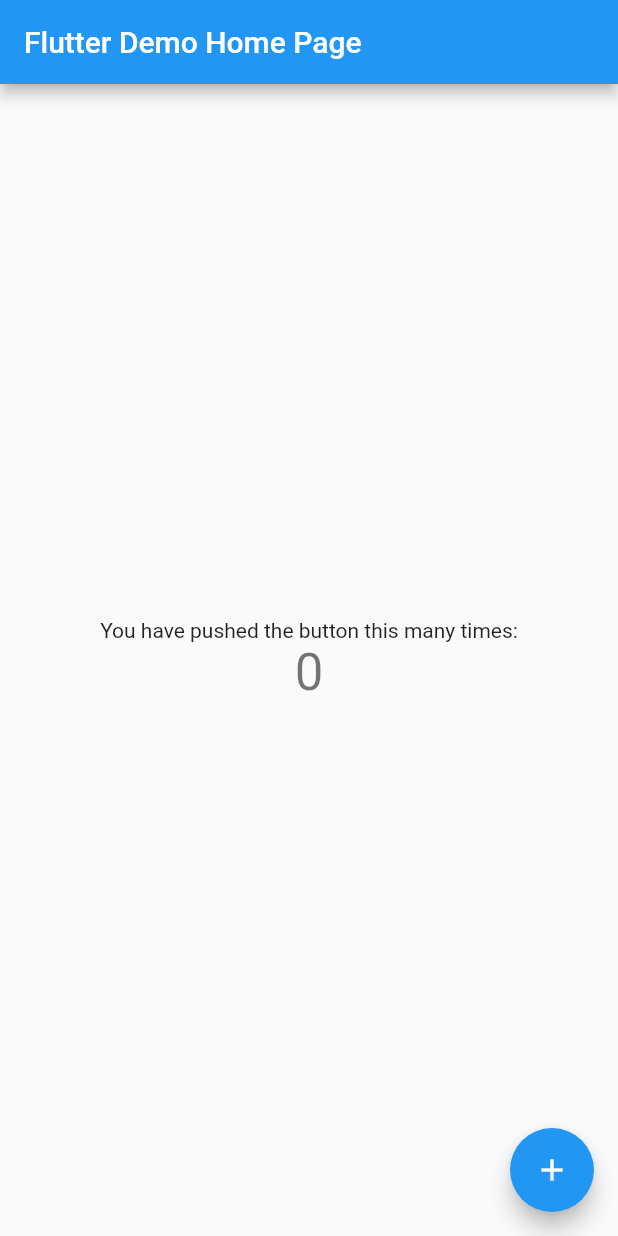
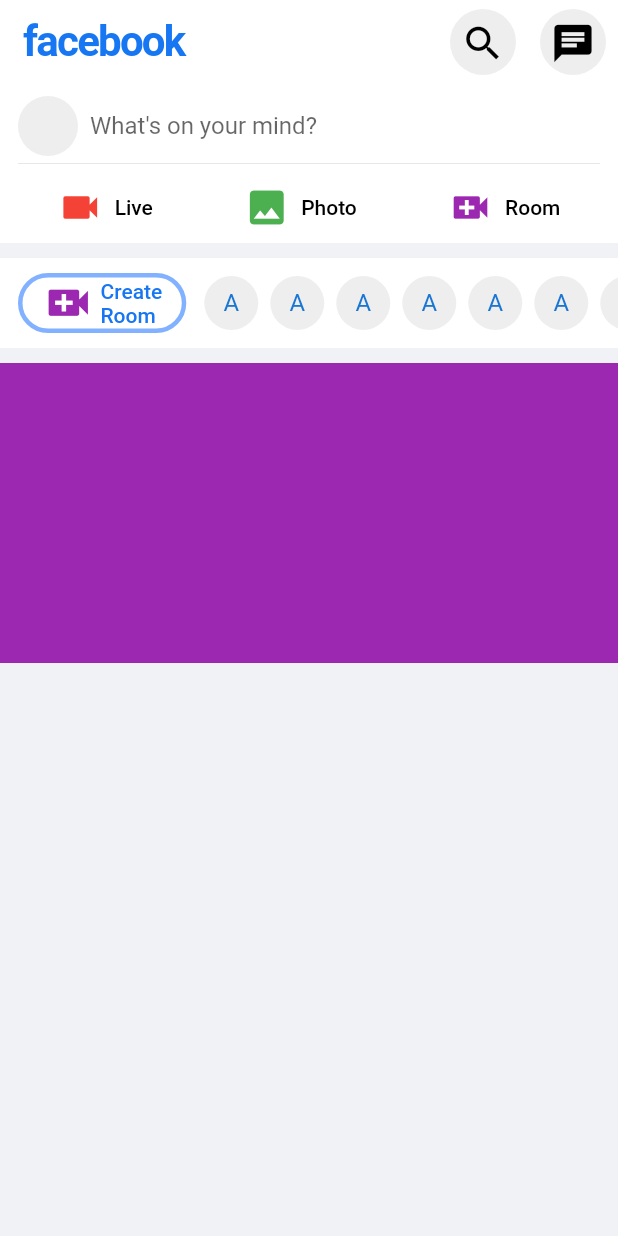
Before and after one commit to nithiwatter/Flutter_Playground, a Flutter app: the screen it shows after launch, on a phone screen of 412 x 824 dp. Run offline on Flutter 3.47's test engine with Material 2 defaults, Android fonts, the phone set to English and light mode, and no system bars.

Commit message:
playing around with ui

```diff
--- /dev/null
+++ b/lib/config/palette.dart
@@ -0,0 +1,20 @@
+import 'package:flutter/material.dart';
+
+class Palette {
+  // const means these are compile-time variables
+  static const Color scaffold = Color(0xFFF0F2F5);
+
+  static const Color facebookBlue = Color(0xFF1777F2);
+
+  static const LinearGradient createRoomGradient = LinearGradient(
+    colors: [Color(0xFF496AE1), Color(0xFFCE48B1)],
+  );
+
+  static const Color online = Color(0xFF4BCB1F);
+
+  static const LinearGradient storyGradient = LinearGradient(
+    begin: Alignment.topCenter,
+    end: Alignment.bottomCenter,
+    colors: [Colors.transparent, Colors.black26],
+  );
+}
--- a/lib/main.dart
+++ b/lib/main.dart
@@ -1,4 +1,6 @@
 import 'package:flutter/material.dart';
+import 'package:Flutter_Playground/config/palette.dart';
+import 'package:Flutter_Playground/screens/screens.dart';
 
 void main() {
   runApp(MyApp());
@@ -9,109 +11,13 @@ class MyApp extends StatelessWidget {
   @override
   Widget build(BuildContext context) {
     return MaterialApp(
-      title: 'Flutter Demo',
+      title: 'Flutter Facebook UI',
+      debugShowCheckedModeBanner: false,
       theme: ThemeData(
-        // This is the theme of your application.
-        //
-        // Try running your application with "flutter run". You'll see the
-        // application has a blue toolbar. Then, without quitting the app, try
-        // changing the primarySwatch below to Colors.green and then invoke
-        // "hot reload" (press "r" in the console where you ran "flutter run",
-        // or simply save your changes to "hot reload" in a Flutter IDE).
-        // Notice that the counter didn't reset back to zero; the application
-        // is not restarted.
-        primarySwatch: Colors.blue,
-        // This makes the visual density adapt to the platform that you run
-        // the app on. For desktop platforms, the controls will be smaller and
-        // closer together (more dense) than on mobile platforms.
-        visualDensity: VisualDensity.adaptivePlatformDensity,
-      ),
-      home: MyHomePage(title: 'Flutter Demo Home Page'),
+          primarySwatch: Colors.blue,
+          visualDensity: VisualDensity.adaptivePlatformDensity,
+          scaffoldBackgroundColor: Palette.scaffold),
+      home: HomeScreen(),
     );
   }
 }
-
-class MyHomePage extends StatefulWidget {
-  MyHomePage({Key key, this.title}) : super(key: key);
-
-  // This widget is the home page of your application. It is stateful, meaning
-  // that it has a State object (defined below) that contains fields that affect
-  // how it looks.
-
-  // This class is the configuration for the state. It holds the values (in this
-  // case the title) provided by the parent (in this case the App widget) and
-  // used by the build method of the State. Fields in a Widget subclass are
-  // always marked "final".
-
-  final String title;
-
-  @override
-  _MyHomePageState createState() => _MyHomePageState();
-}
-
-class _MyHomePageState extends State<MyHomePage> {
-  int _counter = 0;
-
-  void _incrementCounter() {
-    setState(() {
-      // This call to setState tells the Flutter framework that something has
-      // changed in this State, which causes it to rerun the build method below
-      // so that the display can reflect the updated values. If we changed
-      // _counter without calling setState(), then the build method would not be
-      // called again, and so nothing would appear to happen.
-      _counter++;
-    });
-  }
-
-  @override
-  Widget build(BuildContext context) {
-    // This method is rerun every time setState is called, for instance as done
-    // by the _incrementCounter method above.
-    //
-    // The Flutter framework has been optimized to make rerunning build methods
-    // fast, so that you can just rebuild anything that needs updating rather
-    // than having to individually change instances of widgets.
-    return Scaffold(
-      appBar: AppBar(
-        // Here we take the value from the MyHomePage object that was created by
-        // the App.build method, and use it to set our appbar title.
-        title: Text(widget.title),
-      ),
-      body: Center(
-        // Center is a layout widget. It takes a single child and positions it
-        // in the middle of the parent.
-        child: Column(
-          // Column is also a layout widget. It takes a list of children and
-          // arranges them vertically. By default, it sizes itself to fit its
-          // children horizontally, and tries to be as tall as its parent.
-          //
-          // Invoke "debug painting" (press "p" in the console, choose the
-          // "Toggle Debug Paint" action from the Flutter Inspector in Android
-          // Studio, or the "Toggle Debug Paint" command in Visual Studio Code)
-          // to see the wireframe for each widget.
-          //
-          // Column has various properties to control how it sizes itself and
-          // how it positions its children. Here we use mainAxisAlignment to
-          // center the children vertically; the main axis here is the vertical
-          // axis because Columns are vertical (the cross axis would be
-          // horizontal).
-          mainAxisAlignment: MainAxisAlignment.center,
-          children: <Widget>[
-            Text(
-              'You have pushed the button this many times:',
-            ),
-            Text(
-              '$_counter',
-              style: Theme.of(context).textTheme.headline4,
-            ),
-          ],
-        ),
-      ),
-      floatingActionButton: FloatingActionButton(
-        onPressed: _incrementCounter,
-        tooltip: 'Increment',
-        child: Icon(Icons.add),
-      ), // This trailing comma makes auto-formatting nicer for build methods.
-    );
-  }
-}
--- /dev/null
+++ b/lib/screens/home_screen.dart
@@ -0,0 +1,54 @@
+import 'package:flutter/material.dart';
+import 'package:Flutter_Playground/config/palette.dart';
+import 'package:Flutter_Playground/widgets/widgets.dart';
+
+class HomeScreen extends StatelessWidget {
+  @override
+  Widget build(BuildContext context) {
+    return Scaffold(
+      body: CustomScrollView(
+        slivers: [
+          SliverAppBar(
+            brightness: Brightness.light,
+            backgroundColor: Colors.white,
+            title: Text(
+              'facebook',
+              style: const TextStyle(
+                  color: Palette.facebookBlue,
+                  fontSize: 28,
+                  fontWeight: FontWeight.bold,
+                  letterSpacing: -1.2),
+            ),
+            centerTitle: false,
+            floating: true,
+            actions: [
+              CircleButton(
+                  icon: Icons.search,
+                  iconSize: 30,
+                  onPressed: () => print('search')),
+              CircleButton(
+                  icon: Icons.chat,
+                  iconSize: 30,
+                  onPressed: () => print('message'))
+            ],
+          ),
+          SliverToBoxAdapter(
+            child: CreatePostContainer(),
+          ),
+          SliverPadding(
+            padding: const EdgeInsets.fromLTRB(0, 10, 0, 5),
+            sliver: SliverToBoxAdapter(
+              child: Rooms(),
+            ),
+          ),
+          SliverPadding(
+            padding: const EdgeInsets.fromLTRB(0, 5, 0, 5),
+            sliver: SliverToBoxAdapter(
+              child: Stories(),
+            ),
+          ),
+        ],
+      ),
+    );
+  }
+}
--- /dev/null
+++ b/lib/screens/screens.dart
@@ -0,0 +1 @@
+export 'home_screen.dart';
--- /dev/null
+++ b/lib/widgets/circle_button.dart
@@ -0,0 +1,29 @@
+import 'package:flutter/material.dart';
+
+class CircleButton extends StatelessWidget {
+  final IconData icon;
+  final double iconSize;
+  final Function onPressed;
+
+  const CircleButton(
+      {Key key,
+      @required this.icon,
+      @required this.iconSize,
+      @required this.onPressed})
+      : super(key: key);
+
+  @override
+  Widget build(BuildContext context) {
+    return Container(
+      margin: const EdgeInsets.all(6),
+      decoration:
+          BoxDecoration(color: Colors.grey[200], shape: BoxShape.circle),
+      child: IconButton(
+        icon: Icon(icon),
+        iconSize: iconSize,
+        color: Colors.black,
+        onPressed: onPressed,
+      ),
+    );
+  }
+}
--- /dev/null
+++ b/lib/widgets/create_post_container.dart
@@ -0,0 +1,57 @@
+import 'package:flutter/material.dart';
+
+class CreatePostContainer extends StatelessWidget {
+  @override
+  Widget build(BuildContext context) {
+    return Container(
+      padding: const EdgeInsets.fromLTRB(12, 8, 12, 0),
+      color: Colors.white,
+      child: Column(
+        children: [
+          Row(
+            children: [
+              CircleAvatar(
+                radius: 20,
+                backgroundColor: Colors.grey[200],
+              ),
+              const SizedBox(width: 8),
+              Expanded(
+                  child: TextField(
+                decoration: InputDecoration.collapsed(
+                    hintText: 'What\'s on your mind?'),
+              ))
+            ],
+          ),
+          const Divider(
+            height: 10,
+            thickness: 0.5,
+          ),
+          Row(
+            mainAxisAlignment: MainAxisAlignment.spaceEvenly,
+            children: [
+              TextButton.icon(
+                  onPressed: () {},
+                  icon: Icon(Icons.videocam, color: Colors.red, size: 30),
+                  label: Text('Live', style: TextStyle(color: Colors.black))),
+              const VerticalDivider(
+                width: 8,
+              ),
+              TextButton.icon(
+                  onPressed: () {},
+                  icon: Icon(Icons.insert_photo, color: Colors.green, size: 30),
+                  label: Text('Photo', style: TextStyle(color: Colors.black))),
+              const VerticalDivider(
+                width: 8,
+                color: Colors.red,
+              ),
+              TextButton.icon(
+                  onPressed: () {},
+                  icon: Icon(Icons.video_call, color: Colors.purple, size: 30),
+                  label: Text('Room', style: TextStyle(color: Colors.black))),
+            ],
+          )
+        ],
+      ),
+    );
+  }
+}
--- /dev/null
+++ b/lib/widgets/rooms.dart
@@ -0,0 +1,59 @@
+import 'package:flutter/material.dart';
+import 'package:Flutter_Playground/config/palette.dart';
+
+class Rooms extends StatelessWidget {
+  @override
+  Widget build(BuildContext context) {
+    return Container(
+      height: 60,
+      color: Colors.white,
+      child: ListView.builder(
+        padding: const EdgeInsets.symmetric(vertical: 10, horizontal: 4),
+        scrollDirection: Axis.horizontal,
+        itemCount: 20,
+        itemBuilder: (BuildContext context, int index) {
+          if (index == 0) {
+            return Padding(
+              padding: const EdgeInsets.symmetric(horizontal: 8),
+              child: _CreateRoomButton(),
+            );
+          }
+          return Container(
+            margin: const EdgeInsets.all(2),
+            child: CircleAvatar(
+              backgroundColor: Colors.grey[200],
+              child: Text('A'),
+            ),
+          );
+        },
+      ),
+    );
+  }
+}
+
+class _CreateRoomButton extends StatelessWidget {
+  @override
+  Widget build(BuildContext context) {
+    return OutlinedButton(
+        onPressed: () => print('create room'),
+        child: Row(
+          children: [
+            Icon(
+              Icons.video_call,
+              size: 35.0,
+              color: Colors.purple,
+            ),
+            const SizedBox(width: 4.0),
+            Text('Create\nRoom'),
+          ],
+        ),
+        style: OutlinedButton.styleFrom(
+            primary: Palette.facebookBlue,
+            shape:
+                RoundedRectangleBorder(borderRadius: BorderRadius.circular(30)),
+            side: BorderSide(
+              width: 3,
+              color: Colors.blueAccent[100],
+            )));
+  }
+}
--- /dev/null
+++ b/lib/widgets/stories.dart
@@ -0,0 +1,36 @@
+import 'package:flutter/cupertino.dart';
+import 'package:flutter/material.dart';
+
+class Stories extends StatelessWidget {
+  @override
+  Widget build(BuildContext context) {
+    return Container(
+      height: 200,
+      color: Colors.purple,
+      child: ListView.builder(
+          scrollDirection: Axis.horizontal,
+          itemCount: 20,
+          itemBuilder: (BuildContext context, int index) {
+            if (index == 0) {
+              return Padding(
+                  padding: const EdgeInsets.symmetric(horizontal: 4),
+                  child: _StoryCard(isAddStory: true));
+            }
+            return _StoryCard();
+          }),
+    );
+  }
+}
+
+class _StoryCard extends StatelessWidget {
+  final bool isAddStory;
+
+  const _StoryCard({Key key, this.isAddStory = false}) : super(key: key);
+
+  @override
+  Widget build(BuildContext context) {
+    return Stack(
+      children: [],
+    );
+  }
+}
--- /dev/null
+++ b/lib/widgets/widgets.dart
@@ -0,0 +1,4 @@
+export 'circle_button.dart';
+export 'create_post_container.dart';
+export 'rooms.dart';
+export 'stories.dart';
```
